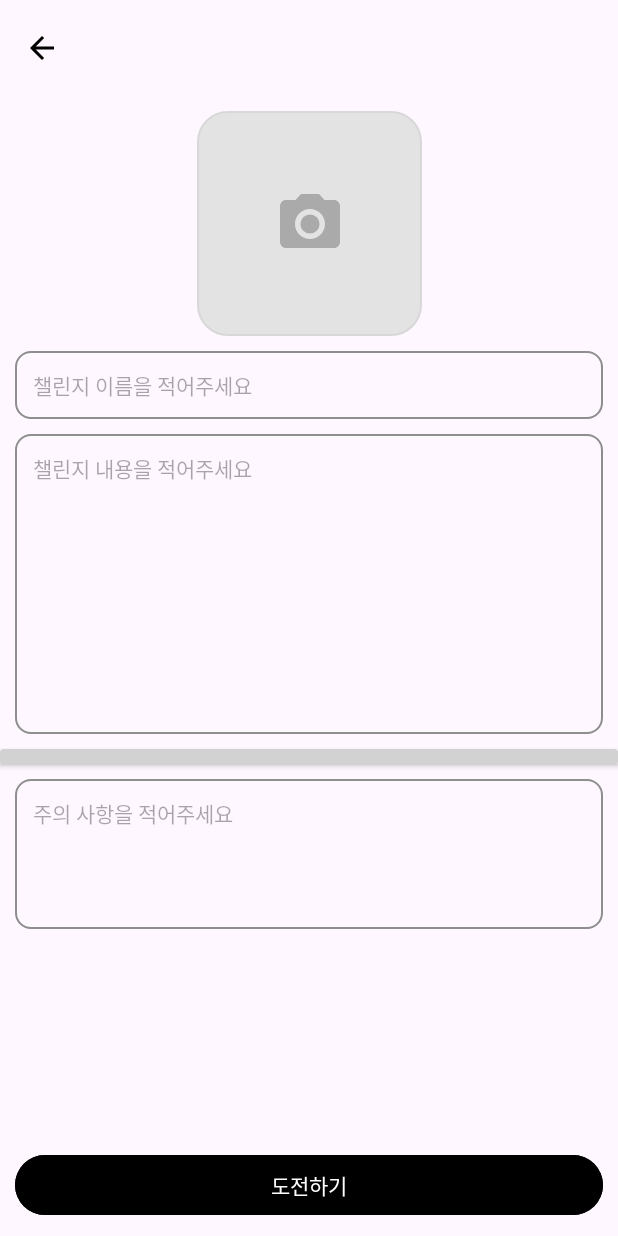
After one commit to Eco-Mate/EcoMate-Client, an Android app: the EditChallengeActivity screen opened directly, with no data from a screen before it, on a phone screen of 412 x 824 dp. The commit adds this screen. Run offline under Robolectric (Android 15) with nearby library versions, the phone set to English and light mode, and no system bars.

Commit message:
feat : edit challenge ui

```diff
--- /dev/null
+++ b/app/src/main/java/com/example/ecomate/ui/challenge/EditChallengeActivity.kt
@@ -0,0 +1,12 @@
+package com.example.ecomate.ui.challenge
+
+import androidx.appcompat.app.AppCompatActivity
+import android.os.Bundle
+import com.example.ecomate.R
+
+class EditChallengeActivity : AppCompatActivity() {
+    override fun onCreate(savedInstanceState: Bundle?) {
+        super.onCreate(savedInstanceState)
+        setContentView(R.layout.activity_edit_challenge)
+    }
+}
--- /dev/null
+++ b/app/src/main/res/drawable/baseline_photo_camera_24.xml
@@ -0,0 +1,6 @@
+<vector android:height="48dp" android:tint="@android:color/darker_gray"
+    android:viewportHeight="24" android:viewportWidth="24"
+    android:width="48dp" xmlns:android="http://schemas.android.com/apk/res/android">
+    <path android:fillColor="@android:color/white" android:pathData="M12,12m-3.2,0a3.2,3.2 0,1 1,6.4 0a3.2,3.2 0,1 1,-6.4 0"/>
+    <path android:fillColor="@android:color/white" android:pathData="M9,2L7.17,4L4,4c-1.1,0 -2,0.9 -2,2v12c0,1.1 0.9,2 2,2h16c1.1,0 2,-0.9 2,-2L22,6c0,-1.1 -0.9,-2 -2,-2h-3.17L15,2L9,2zM12,17c-2.76,0 -5,-2.24 -5,-5s2.24,-5 5,-5 5,2.24 5,5 -2.24,5 -5,5z"/>
+</vector>
--- /dev/null
+++ b/app/src/main/res/drawable/image_pick.xml
@@ -0,0 +1,17 @@
+<?xml version="1.0" encoding="utf-8"?>
+<shape xmlns:android="http://schemas.android.com/apk/res/android"
+    android:shape="rectangle"
+    >
+    <stroke
+        android:width="1dp"
+        android:color="#D8D8D8"/>
+    <corners
+        android:bottomRightRadius="20dp"
+        android:bottomLeftRadius="20dp"
+        android:topLeftRadius="20dp"
+        android:topRightRadius="20dp"/>
+    <solid
+        android:color="@color/gray"/>
+
+
+</shape>
--- /dev/null
+++ b/app/src/main/res/drawable/round_tv.xml
@@ -0,0 +1,13 @@
+<?xml version="1.0" encoding="utf-8"?>
+<shape xmlns:android="http://schemas.android.com/apk/res/android"
+    android:shape="rectangle">
+    <stroke
+        android:width="1dp"
+        android:color="#8E8E8E"/>
+    <corners
+        android:bottomRightRadius="10dp"
+        android:bottomLeftRadius="10dp"
+        android:topLeftRadius="10dp"
+        android:topRightRadius="10dp"/>
+
+</shape>
--- a/app/src/main/res/layout/activity_challenge_detail.xml
+++ b/app/src/main/res/layout/activity_challenge_detail.xml
@@ -18,7 +18,7 @@
             android:layout_width="match_parent"
             android:layout_height="?attr/actionBarSize"
             app:navigationIcon="@drawable/baseline_arrow_back_24"
-            app:title="App Title" />
+            tools:title="App Title" />
     </com.google.android.material.appbar.AppBarLayout>
 
     <androidx.cardview.widget.CardView
--- /dev/null
+++ b/app/src/main/res/layout/activity_edit_challenge.xml
@@ -0,0 +1,91 @@
+<?xml version="1.0" encoding="utf-8"?>
+<androidx.constraintlayout.widget.ConstraintLayout xmlns:android="http://schemas.android.com/apk/res/android"
+    xmlns:app="http://schemas.android.com/apk/res-auto"
+    xmlns:tools="http://schemas.android.com/tools"
+    android:layout_width="match_parent"
+    android:layout_height="match_parent"
+    tools:context=".ui.challenge.EditChallengeActivity">
+
+    <com.google.android.material.appbar.AppBarLayout
+        android:id="@+id/appbar"
+        android:layout_width="match_parent"
+        android:layout_height="wrap_content"
+        app:layout_constraintStart_toStartOf="parent"
+        app:layout_constraintTop_toTopOf="parent">
+
+        <com.google.android.material.appbar.MaterialToolbar
+            android:id="@+id/toolbar"
+            android:layout_width="match_parent"
+            android:layout_height="?attr/actionBarSize"
+            app:navigationIcon="@drawable/baseline_arrow_back_24"
+            tools:title="챌린지 등록" />
+    </com.google.android.material.appbar.AppBarLayout>
+
+    <ImageView
+        android:id="@+id/editIv"
+        android:layout_width="150dp"
+        android:layout_height="150dp"
+        android:layout_margin="10dp"
+        android:scaleType="centerInside"
+        android:src="@drawable/baseline_photo_camera_24"
+        android:background="@drawable/image_pick"
+        app:layout_constraintEnd_toEndOf="parent"
+        app:layout_constraintStart_toStartOf="parent"
+        app:layout_constraintTop_toBottomOf="@+id/appbar" />
+
+    <EditText
+        android:id="@+id/editTitle"
+        android:layout_width="match_parent"
+        android:layout_height="wrap_content"
+        android:layout_margin="10dp"
+        android:textSize="14sp"
+        android:background="@drawable/round_tv"
+        android:hint="챌린지 이름을 적어주세요"
+        android:padding="12dp"
+        app:layout_constraintTop_toBottomOf="@id/editIv" />
+
+    <EditText
+        android:id="@+id/editContent"
+        android:layout_width="match_parent"
+        android:layout_height="200dp"
+        android:layout_margin="10dp"
+        android:gravity="top"
+        android:textSize="14sp"
+        android:background="@drawable/round_tv"
+        android:hint="챌린지 내용을 적어주세요"
+        android:padding="12dp"
+        app:layout_constraintTop_toBottomOf="@id/editTitle" />
+
+    <androidx.cardview.widget.CardView
+        android:id="@+id/div"
+        android:backgroundTint="#D2D2D2"
+        android:layout_width="match_parent"
+        android:layout_marginTop="10dp"
+        app:layout_constraintStart_toStartOf="@id/editContent"
+        app:layout_constraintTop_toBottomOf="@id/editContent"
+        android:layout_height="10dp"/>
+
+    <EditText
+        android:id="@+id/editWarn"
+        android:layout_width="match_parent"
+        android:layout_height="100dp"
+        android:layout_margin="10dp"
+        android:gravity="top"
+        android:textSize="14sp"
+        android:background="@drawable/round_tv"
+        android:hint="주의 사항을 적어주세요"
+        android:padding="12dp"
+        app:layout_constraintTop_toBottomOf="@id/div" />
+
+
+    <Button
+        android:id="@+id/challengeDetailSelectBtn"
+        android:layout_width="match_parent"
+        android:layout_height="wrap_content"
+        android:layout_margin="10dp"
+        android:backgroundTint="@color/black"
+        android:text="도전하기"
+        app:layout_constraintBottom_toBottomOf="parent"
+        app:layout_constraintEnd_toEndOf="parent" />
+
+</androidx.constraintlayout.widget.ConstraintLayout>
--- a/app/src/main/res/values/colors.xml
+++ b/app/src/main/res/values/colors.xml
@@ -4,4 +4,5 @@
     <color name="white">#FFFFFFFF</color>
     <color name="orange">#FF5C00</color>
     <color name="primary">#79C257</color>
+    <color name="gray">#E3E3E3</color>
 </resources>
```
